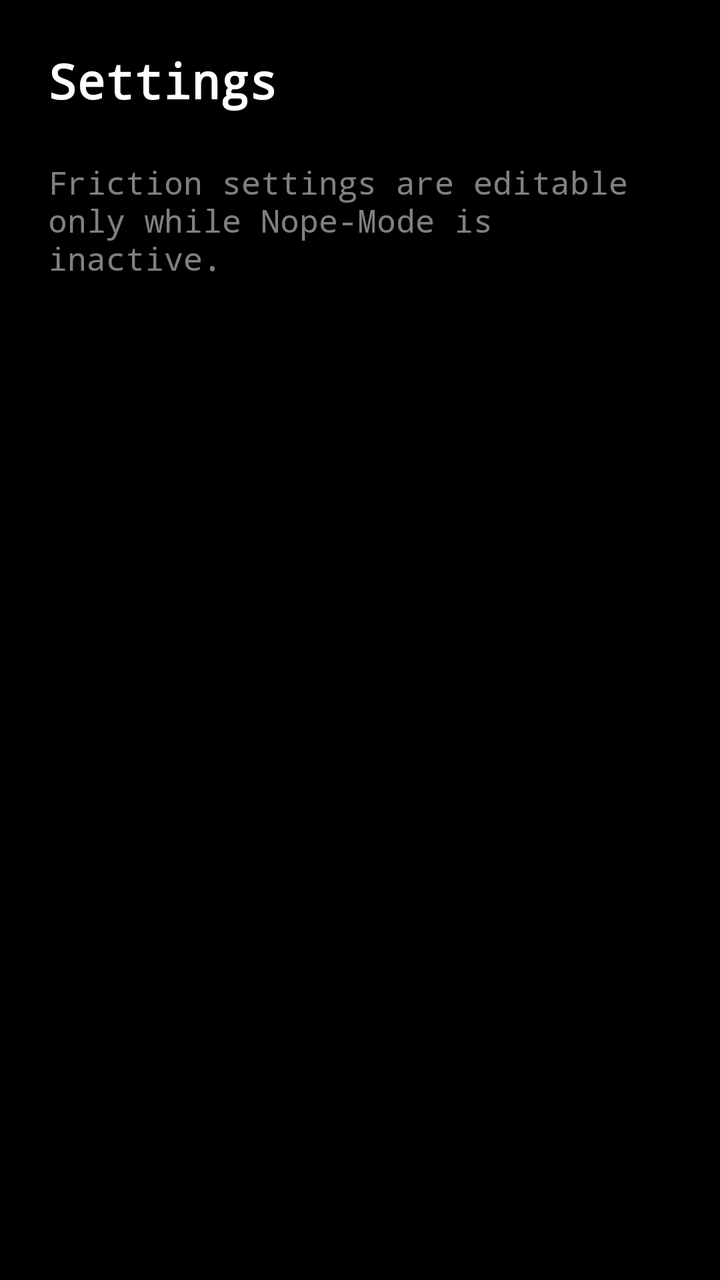
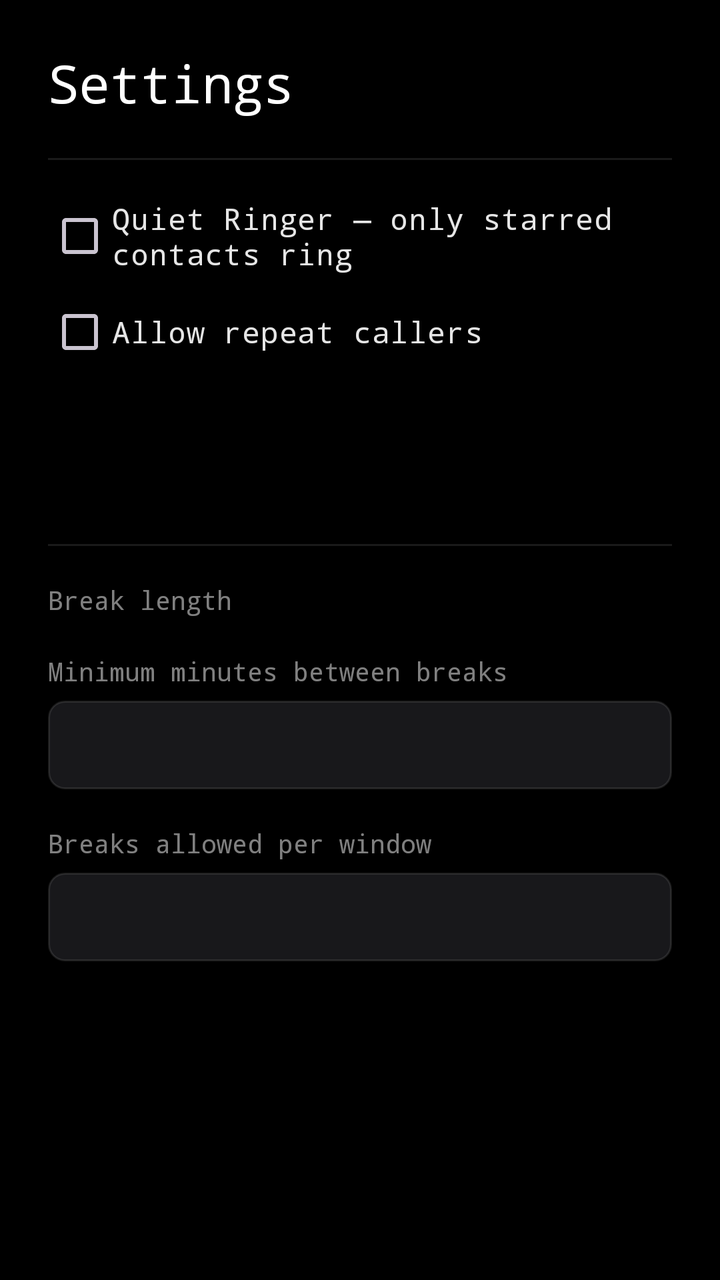

An Android layout rendered at two revisions. The XML below is the earlier revision; the diff shows what the commit changed to produce the second picture.
<!-- AndroidManifest.xml: application theme Theme.NopeMode -->
<!-- res/layout/activity_settings.xml -->
<?xml version="1.0" encoding="utf-8"?>
<androidx.constraintlayout.widget.ConstraintLayout
    xmlns:android="http://schemas.android.com/apk/res/android"
    xmlns:app="http://schemas.android.com/apk/res-auto"
    android:layout_width="match_parent"
    android:layout_height="match_parent"
    android:background="@color/pxx_ink"
    android:padding="24dp">

    <TextView
        android:fontFamily="@string/font_body"
        android:id="@+id/titleText"
        android:layout_width="wrap_content"
        android:layout_height="wrap_content"
        android:text="@string/settings_title"
        android:textSize="24sp"
        android:textStyle="bold"
        android:textColor="@color/pxx_paper"
        app:layout_constraintTop_toTopOf="parent"
        app:layout_constraintStart_toStartOf="parent" />

    <TextView
        android:fontFamily="@string/font_body"
        android:id="@+id/lockedText"
        android:layout_width="0dp"
        android:layout_height="wrap_content"
        android:layout_marginTop="24dp"
        android:text="@string/settings_locked_hint"
        android:textSize="16sp"
        android:textColor="@color/pxx_white_50"
        app:layout_constraintTop_toBottomOf="@id/titleText"
        app:layout_constraintStart_toStartOf="parent"
        app:layout_constraintEnd_toEndOf="parent" />

</androidx.constraintlayout.widget.ConstraintLayout>
<!-- resources referenced by this layout -->
<resources>
  <color name="pxx_ink">#000000</color>
  <color name="pxx_paper">#FFFFFF</color>
  <color name="pxx_white_50">#80FFFFFF</color>
  <string name="font_body" translatable="false">monospace</string>
  <string name="settings_locked_hint">Friction settings are editable only while Nope-Mode is inactive.</string>
  <string name="settings_title">Settings</string>
  <color name="pxx_signal">#9BE223</color>
  <color name="pxx_white_90">#E6FFFFFF</color>
  <!-- unchanged entries left out for length: 1 -->
</resources>

<!-- the commit's change to res/layout/activity_settings.xml (unified diff, before → after) -->
@@ -1,35 +1,127 @@
 <?xml version="1.0" encoding="utf-8"?>
-<androidx.constraintlayout.widget.ConstraintLayout
+<ScrollView
     xmlns:android="http://schemas.android.com/apk/res/android"
-    xmlns:app="http://schemas.android.com/apk/res-auto"
     android:layout_width="match_parent"
     android:layout_height="match_parent"
     android:background="@color/pxx_ink"
     android:padding="24dp">
 
-    <TextView
-        android:fontFamily="@string/font_body"
-        android:id="@+id/titleText"
-        android:layout_width="wrap_content"
+    <LinearLayout
+        android:layout_width="match_parent"
         android:layout_height="wrap_content"
-        android:text="@string/settings_title"
-        android:textSize="24sp"
-        android:textStyle="bold"
-        android:textColor="@color/pxx_paper"
-        app:layout_constraintTop_toTopOf="parent"
-        app:layout_constraintStart_toStartOf="parent" />
+        android:orientation="vertical">
 
-    <TextView
-        android:fontFamily="@string/font_body"
-        android:id="@+id/lockedText"
-        android:layout_width="0dp"
-        android:layout_height="wrap_content"
-        android:layout_marginTop="24dp"
-        android:text="@string/settings_locked_hint"
-        android:textSize="16sp"
-        android:textColor="@color/pxx_white_50"
-        app:layout_constraintTop_toBottomOf="@id/titleText"
-        app:layout_constraintStart_toStartOf="parent"
-        app:layout_constraintEnd_toEndOf="parent" />
+        <TextView
+            style="@style/Text.Display"
+            android:layout_width="wrap_content"
+            android:layout_height="wrap_content"
+            android:text="@string/settings_title"
+            android:textSize="26sp" />
 
-</androidx.constraintlayout.widget.ConstraintLayout>
+        
+        <TextView
+            android:id="@+id/lockedText"
+            style="@style/Text.Warn"
+            android:layout_width="match_parent"
+            android:layout_height="wrap_content"
+            android:layout_marginTop="14dp"
+            android:text="@string/settings_locked"
+            android:visibility="gone" />
+
+        <View style="@style/Divider" android:layout_marginTop="20dp" />
+
+        <CheckBox
+            android:id="@+id/quietRingerCheck"
+            android:layout_width="match_parent"
+            android:layout_height="wrap_content"
+            android:layout_marginTop="14dp"
+            android:fontFamily="@string/font_body"
+            android:text="@string/setting_quiet_ringer"
+            android:textColor="@color/pxx_white_90"
+            android:textSize="15sp" />
+
+        <CheckBox
+            android:id="@+id/repeatCallersCheck"
+            android:layout_width="match_parent"
+            android:layout_height="wrap_content"
+            android:fontFamily="@string/font_body"
+            android:text="@string/setting_repeat_callers"
+            android:textColor="@color/pxx_white_90"
+            android:textSize="15sp" />
+
+        <TextView
+            android:id="@+id/dndWarning"
+            style="@style/Text.Warn"
+            android:layout_width="match_parent"
+            android:layout_height="wrap_content"
+            android:layout_marginTop="8dp"
+            android:visibility="gone" />
+
+        <Button
+            android:id="@+id/grantDndButton"
+            style="@style/Button.Signal"
+            android:layout_width="wrap_content"
+            android:layout_height="wrap_content"
+            android:layout_marginTop="10dp"
+            android:text="@string/grant_dnd" />
+
+        <View style="@style/Divider" android:layout_marginTop="24dp" />
+
+        <TextView
+            style="@style/Text.Muted"
+            android:layout_width="match_parent"
+            android:layout_height="wrap_content"
+            android:layout_marginTop="18dp"
+            android:text="@string/setting_break_duration" />
+
+        <RadioGroup
+            android:id="@+id/breakLengthGroup"
+            android:layout_width="match_parent"
+            android:layout_height="wrap_content"
+            android:orientation="horizontal" />
+
+        <TextView
+            style="@style/Text.Muted"
+            android:layout_width="match_parent"
+            android:layout_height="wrap_content"
+            android:layout_marginTop="18dp"
+            android:text="@string/setting_min_interval" />
+
+        <EditText
+            android:id="@+id/minIntervalInput"
+            android:layout_width="match_parent"
+            android:layout_height="wrap_content"
+            android:layout_marginTop="6dp"
+            android:background="@drawable/bg_input"
+            android:fontFamily="@string/font_body"
+            android:importantForAutofill="no"
+            android:inputType="number"
+            android:maxLines="1"
+            android:padding="12dp"
+            android:textColor="@color/pxx_white_90"
+            android:textSize="15sp" />
+
+        <TextView
+            style="@style/Text.Muted"
+            android:layout_width="match_parent"
+            android:layout_height="wrap_content"
+            android:layout_marginTop="18dp"
+            android:text="@string/setting_budget" />
+
+        <EditText
+            android:id="@+id/budgetInput"
+            android:layout_width="match_parent"
+            android:layout_height="wrap_content"
+            android:layout_marginTop="6dp"
+            android:background="@drawable/bg_input"
+            android:fontFamily="@string/font_body"
+            android:importantForAutofill="no"
+            android:inputType="number"
+            android:maxLines="1"
+            android:padding="12dp"
+            android:textColor="@color/pxx_white_90"
+            android:textSize="15sp" />
+
+    </LinearLayout>
+
+</ScrollView>
<!-- resource entries referenced after the edit -->
@@ -2,12 +2,65 @@
 <resources>
   <color name="pxx_ink">#000000</color>
   <color name="pxx_paper">#FFFFFF</color>
+  <style name="Text.Body">
+          <item name="android:fontFamily">@string/font_body</item>
+          <item name="android:textColor">@color/pxx_white_90</item>
+          <item name="android:textSize">15sp</item>
+          <item name="android:lineSpacingMultiplier">1.35</item>
+      </style>
   <color name="pxx_white_50">#80FFFFFF</color>
+  <color name="pxx_warn">#FDBA74</color>
   <string name="font_body" translatable="false">monospace</string>
-  <string name="settings_locked_hint">Friction settings are editable only while Nope-Mode is inactive.</string>
+  <string name="grant_dnd">Grant Do Not Disturb access</string>
+  <string name="setting_break_duration">Break length</string>
+  <string name="setting_budget">Breaks allowed per window</string>
+  <string name="setting_min_interval">Minimum minutes between breaks</string>
+  <string name="setting_quiet_ringer">Quiet Ringer — only starred contacts ring</string>
+  <string name="setting_repeat_callers">Allow repeat callers</string>
+  <string name="settings_locked">Nope-Mode is active. Turn it off to change friction settings.</string>
   <string name="settings_title">Settings</string>
+  <style name="Button.Signal" parent="Widget.Material3.Button">
+          <item name="android:fontFamily">@string/font_body</item>
+          <item name="android:textColor">@color/pxx_ink</item>
+          <item name="android:textSize">15sp</item>
+          <item name="android:textAllCaps">false</item>
+          <item name="backgroundTint">@color/pxx_signal</item>
+          <item name="cornerRadius">8dp</item>
+      </style>
+  <style name="Divider">
+          <item name="android:layout_width">match_parent</item>
+          <item name="android:layout_height">1dp</item>
+          <item name="android:background">@color/pxx_white_10</item>
+      </style>
+  <style name="Text.Display">
+          <item name="android:fontFamily">@string/font_display</item>
+          <item name="android:textColor">@color/pxx_paper</item>
+          <item name="android:textSize">32sp</item>
+          <item name="android:letterSpacing">-0.01</item>
+      </style>
+  <style name="Text.Muted" parent="Text.Body">
+          <item name="android:textColor">@color/pxx_white_50</item>
+          <item name="android:textSize">13sp</item>
+      </style>
+  <style name="Text.Warn" parent="Text.Body">
+          <item name="android:textColor">@color/pxx_warn</item>
+          <item name="android:textSize">13sp</item>
+      </style>
+  <color name="pxx_slate">#18181B</color>
+  <color name="pxx_white_10">#1AFFFFFF</color>
   <color name="pxx_signal">#9BE223</color>
+  <string name="font_display" translatable="false">monospace</string>
   <color name="pxx_white_90">#E6FFFFFF</color>
+  <!-- drawable bg_input (drawable) -->
+  <?xml version="1.0" encoding="utf-8"?>
+  <shape xmlns:android="http://schemas.android.com/apk/res/android"
+      android:shape="rectangle">
+      <solid android:color="@color/pxx_slate" />
+      <stroke
+          android:width="1dp"
+          android:color="@color/pxx_white_10" />
+      <corners android:radius="8dp" />
+  </shape>
   <!-- unchanged entries left out for length: 1 -->
 </resources>
 
